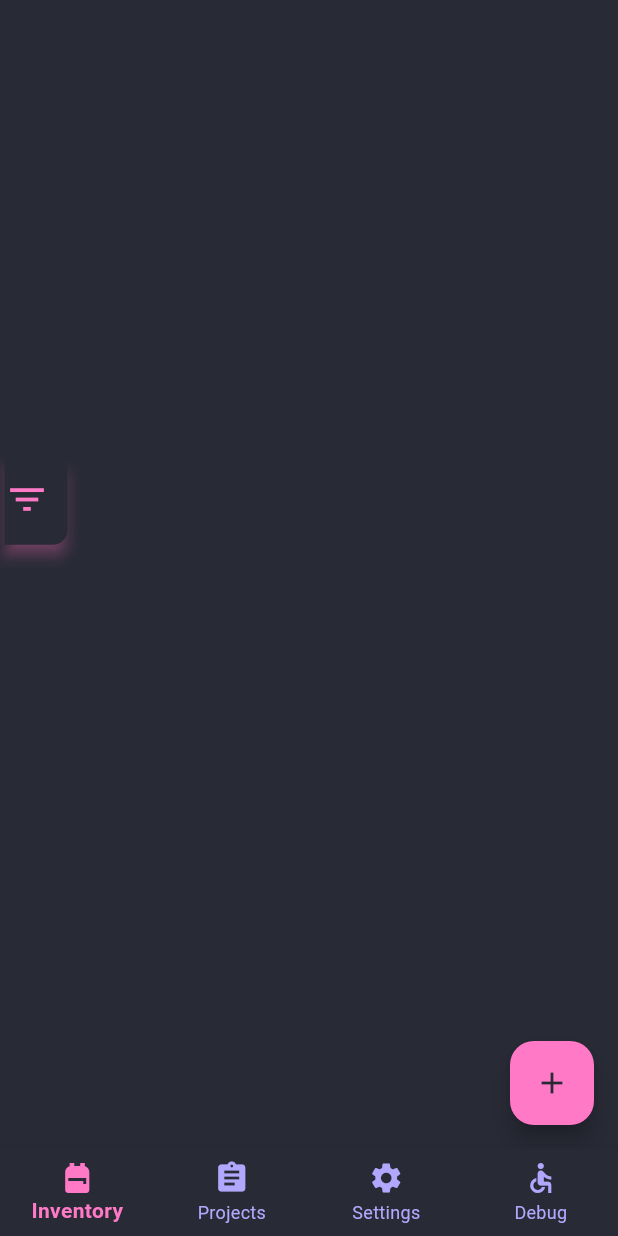
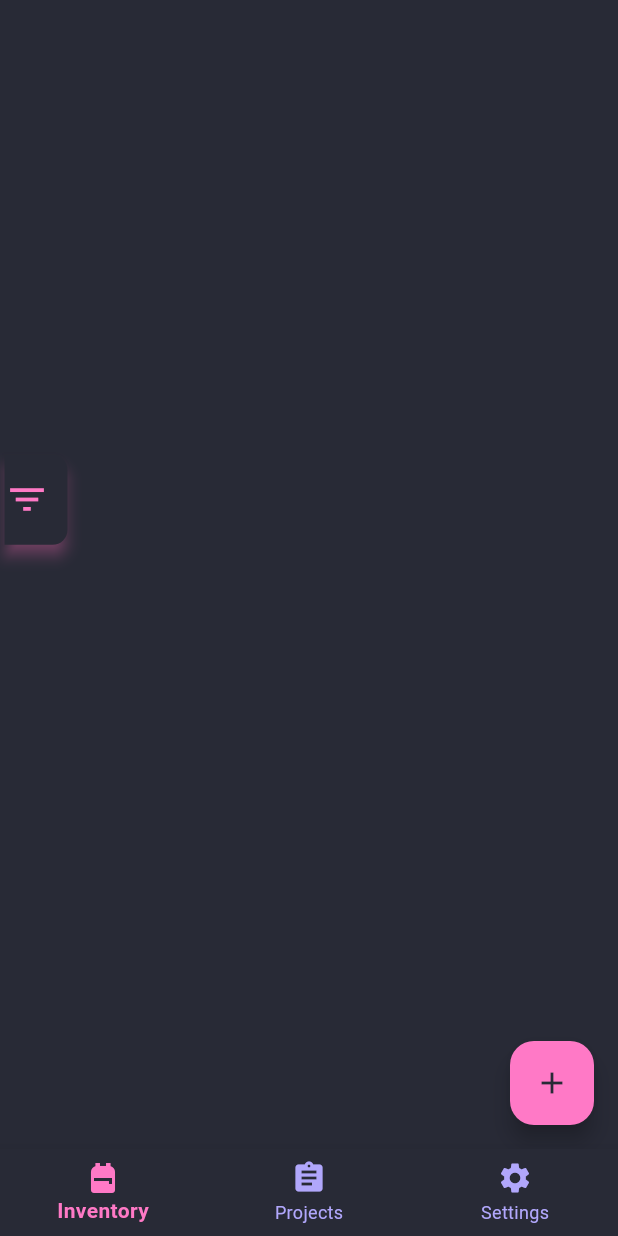
Before and after one commit to Lingers-3/mobile, a Flutter app: the MainAppShell screen opened by its route, on a phone screen of 412 x 824 dp. Run offline on Flutter 3.47's test engine with Material 3 defaults, Android fonts, the phone set to English and light mode, and no system bars; our stand-ins replace cached_network_image, image_picker; missing offline and left inert: auth0_flutter; network calls fail.

Commit message:
Cleaned imports, Fixed wrong commit

```diff
--- a/lib/ui/views/inventory/item_type_screens/edit_item_type_screen.dart
+++ b/lib/ui/views/inventory/item_type_screens/edit_item_type_screen.dart
@@ -1,5 +1,4 @@
 import 'dart:io';
-import 'dart:typed_data';
 
 import 'package:flutter/foundation.dart';
 import 'package:flutter/material.dart';
--- a/lib/ui/views/main_app_shell.dart
+++ b/lib/ui/views/main_app_shell.dart
@@ -1,6 +1,4 @@
-import 'package:flutter/foundation.dart';
 import 'package:flutter/material.dart';
-import 'package:pocketeer_mobile/core/constants/app_constants.dart';
 import 'package:pocketeer_mobile/ui/views/inventory/inventory_screen.dart';
 import 'package:pocketeer_mobile/ui/views/projects/projects_screen.dart';
 import 'package:pocketeer_mobile/ui/views/settings/settings_screen.dart';
@@ -17,7 +15,7 @@ class _MainAppShellState extends State<MainAppShell> {
   final PageController _pageController = PageController();
   int _selectedIndex = 0;
 
-  static List<Widget> _widgetsOptions = <Widget>[
+  static const List<Widget> _widgetsOptions = <Widget>[
     InventoryScreen(),
     ProjectsScreen(),
     SettingsScreen(),
@@ -35,25 +33,6 @@ class _MainAppShellState extends State<MainAppShell> {
   @override
   void initState() {
     super.initState();
-    _widgetsOptions.add(
-      // '${AppConstants.apiBaseUrl}/pictures/e87e676ce683804c6afedf9b01d1ba0122f0ed1feb35b450de5b17df14f3971f'
-      Image.network(
-        'https://pocketeer-api.linerds.us/pictures/e87e676ce683804c6afedf9b01d1ba0122f0ed1feb35b450de5b17df14f3971f.jpg',
-        width: 100,
-        height: 100,
-        fit: BoxFit.cover,
-        // Простий лоадер
-        loadingBuilder: (context, child, loadingProgress) {
-          if (loadingProgress == null) return child;
-          return const Center(child: CircularProgressIndicator());
-        },
-        // Проста обробка помилок
-        errorBuilder: (context, error, stackTrace) {
-          print('DA FUCKING ERROR: $error');
-          return const Icon(Icons.error, color: Colors.red);
-        },
-      ),
-    );
   }
 
   @override
--- a/lib/ui/widgets/bottom_nav.dart
+++ b/lib/ui/widgets/bottom_nav.dart
@@ -30,7 +30,6 @@ class BottomNav extends StatelessWidget {
           label: 'Projects',
         ),
         BottomNavigationBarItem(icon: Icon(Icons.settings), label: 'Settings'),
-        BottomNavigationBarItem(icon: Icon(Icons.accessible), label: 'Debug'),
       ],
     );
   }
--- a/lib/ui/widgets/custom_date_input.dart
+++ b/lib/ui/widgets/custom_date_input.dart
@@ -118,8 +118,3 @@ String? _formatDate(DateTime? date) {
   if (date == null) return null;
   return '${date.day.toString().padLeft(2, '0')}.${date.month.toString().padLeft(2, '0')}.${date.year}';
 }
-
-String? _formatDateTime(DateTime? date) {
-  if (date == null) return null;
-  return '${date.day.toString().padLeft(2, '0')}.${date.month.toString().padLeft(2, '0')}.${date.year} ${date.hour.toString().padLeft(2, '0')}:${date.minute.toString().padLeft(2, '0')}';
-}
--- a/lib/ui/widgets/item_type_card.dart
+++ b/lib/ui/widgets/item_type_card.dart
@@ -1,14 +1,9 @@
-import 'dart:typed_data';
-
 import 'package:flutter/material.dart';
 import 'package:pocketeer_mobile/data/models/item_types/item_type.dart';
 import 'package:pocketeer_mobile/theme/app_theme.dart';
 import 'package:pocketeer_mobile/data/models/unit.dart';
 import 'package:pocketeer_mobile/providers/item_provider.dart';
-import 'package:pocketeer_mobile/providers/picture_provider.dart';
 import 'package:pocketeer_mobile/ui/widgets/picture_loader.dart';
-import 'package:pocketeer_mobile/ui/widgets/secure_image.dart';
-import 'package:provider/provider.dart';
 
 class ItemTypeCard extends StatelessWidget {
   final ItemType itemType;
--- a/lib/ui/widgets/resource_reservation/project_inventory_tile.dart
+++ b/lib/ui/widgets/resource_reservation/project_inventory_tile.dart
@@ -1,9 +1,6 @@
-import 'package:flutter/foundation.dart';
 import 'package:flutter/material.dart';
 import 'package:pocketeer_mobile/data/models/item_types/item_type.dart';
-import 'package:pocketeer_mobile/providers/picture_provider.dart';
 import 'package:pocketeer_mobile/ui/widgets/picture_loader.dart';
-import 'package:provider/provider.dart';
 import 'package:pocketeer_mobile/data/models/items/item.dart';
 import 'package:pocketeer_mobile/theme/app_theme.dart';
 
--- a/lib/ui/widgets/resource_specification/resource_specification_card.dart
+++ b/lib/ui/widgets/resource_specification/resource_specification_card.dart
@@ -1,9 +1,6 @@
-import 'package:flutter/foundation.dart';
 import 'package:flutter/material.dart';
 import 'package:pocketeer_mobile/data/models/resource_specifications/resource_type.dart';
-import 'package:pocketeer_mobile/providers/picture_provider.dart';
 import 'package:pocketeer_mobile/ui/widgets/picture_loader.dart';
-import 'package:provider/provider.dart';
 import 'package:pocketeer_mobile/data/models/resource_specifications/resource_specification.dart';
 import 'package:pocketeer_mobile/data/models/item_types/item_type.dart';
 import 'package:pocketeer_mobile/theme/app_theme.dart';
```
Also changed, not shown: lib/ui/widgets/resource_reservation/resource_reservation_card.dart (+0 -26 lines).
